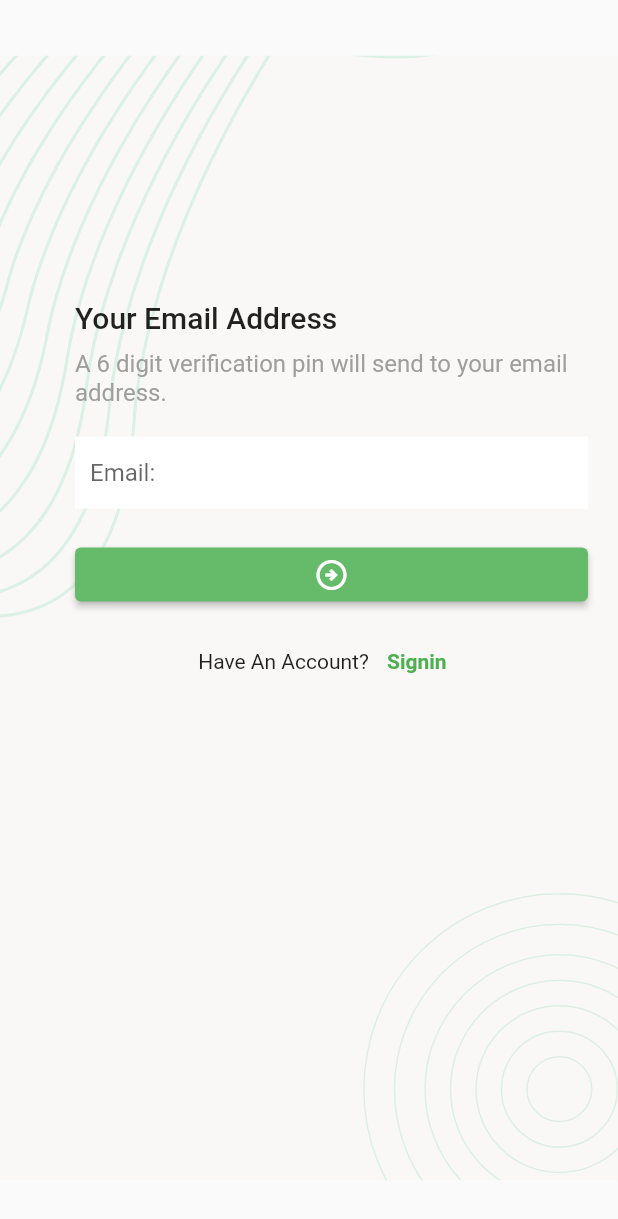
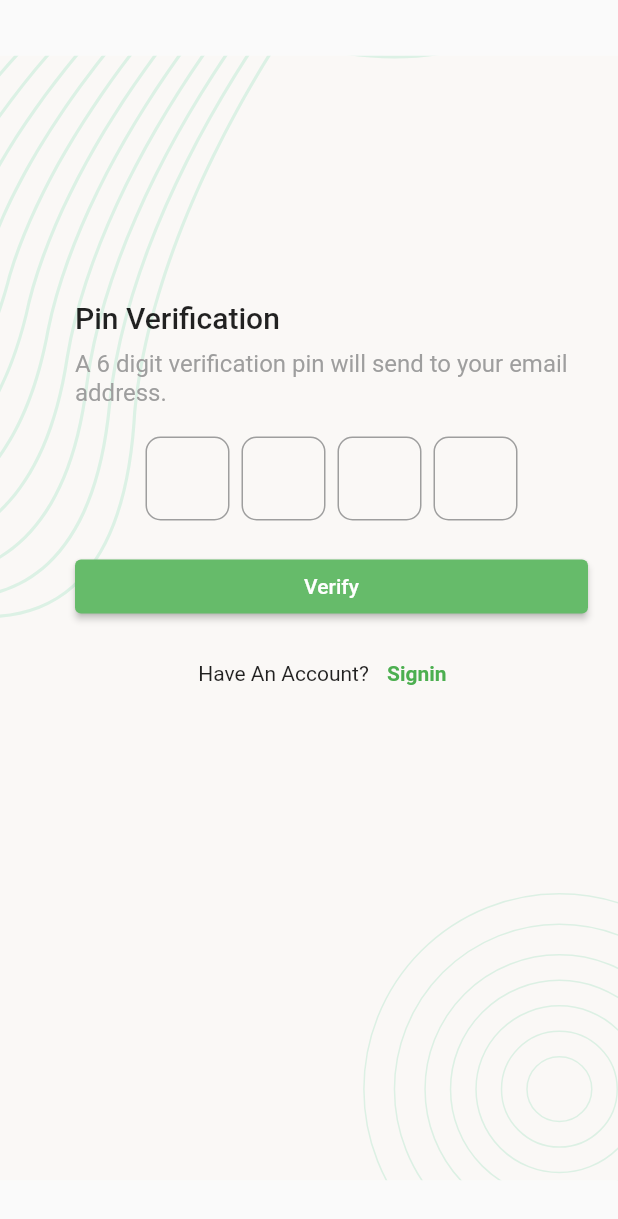
Before and after one commit to devruhulamin/task_manager_app_, a Flutter app: the screen it shows after launch, on a phone screen of 412 x 824 dp. Shown: the top 1219 px of the screen. Run offline on Flutter 3.47's test engine with Material 2 defaults, Android fonts, the phone set to English and light mode, and no system bars; drawn by our look-alikes of pinput; our stand-ins replace flutter_svg.

Commit message:
pin verification done

```diff
--- /dev/null
+++ b/lib/ui/screens/pin_verification_scree.dart
@@ -0,0 +1,118 @@
+import 'package:flutter/material.dart';
+import 'package:pinput/pinput.dart';
+import 'package:task_manager_app/ui/screens/login_screen.dart';
+import 'package:task_manager_app/ui/widgets/default_background.dart';
+
+class PinVerificationScreen extends StatelessWidget {
+  const PinVerificationScreen({super.key});
+
+  @override
+  Widget build(BuildContext context) {
+    return Scaffold(
+        resizeToAvoidBottomInset: false,
+        body: DefaultBackGround(
+          child: SafeArea(
+            child: Padding(
+                padding: const EdgeInsets.only(
+                    top: 200, left: 50, right: 20, bottom: 20),
+                child: SingleChildScrollView(
+                  child: Column(
+                      crossAxisAlignment: CrossAxisAlignment.start,
+                      children: [
+                        Text(
+                          "Pin Verification",
+                          style: Theme.of(context).textTheme.titleLarge,
+                        ),
+                        const SizedBox(
+                          height: 10,
+                        ),
+                        const Text(
+                          "A 6 digit verification pin will send to your email address.",
+                          style: TextStyle(color: Colors.grey, fontSize: 16),
+                        ),
+                        const SizedBox(
+                          height: 20,
+                        ),
+                        Center(
+                          child: Pinput(
+                            defaultPinTheme: defaultPinTheme,
+                            focusedPinTheme: focusedPinTheme,
+                            submittedPinTheme: submittedPinTheme,
+                            validator: (s) {
+                              return s == '2222' ? null : 'Pin is incorrect';
+                            },
+                            pinputAutovalidateMode:
+                                PinputAutovalidateMode.onSubmit,
+                            showCursor: true,
+                            onCompleted: (pin) => print(pin),
+                          ),
+                        ),
+                        const SizedBox(
+                          height: 20,
+                        ),
+                        SizedBox(
+                          width: double.infinity,
+                          child: ElevatedButton(
+                            onPressed: () {},
+                            child: const Text(
+                              "Verify",
+                              style: TextStyle(color: Colors.white),
+                            ),
+                          ),
+                        ),
+                        const SizedBox(height: 10),
+                        Center(
+                            child: Row(
+                          mainAxisAlignment: MainAxisAlignment.center,
+                          children: [
+                            const Text(
+                              "Have An Account?",
+                            ),
+                            TextButton(
+                                onPressed: () {
+                                  Navigator.pushAndRemoveUntil(
+                                      context,
+                                      MaterialPageRoute(
+                                        builder: (context) =>
+                                            const LoginScreen(),
+                                      ),
+                                      (route) => false);
+                                },
+                                child: const Text(
+                                  "Signin",
+                                  style: TextStyle(
+                                      color: Colors.green,
+                                      fontWeight: FontWeight.bold),
+                                ))
+                          ],
+                        )),
+                      ]),
+                )),
+          ),
+        ));
+  }
+}
+
+final defaultPinTheme = PinTheme(
+  width: 56,
+  height: 56,
+  textStyle: const TextStyle(
+      fontSize: 20,
+      color: Color.fromRGBO(30, 60, 87, 1),
+      fontWeight: FontWeight.w600),
+  decoration: BoxDecoration(
+    border: Border.all(color: Colors.grey),
+    borderRadius: BorderRadius.circular(10),
+  ),
+);
+
+final focusedPinTheme = defaultPinTheme.copyDecorationWith(
+  border: Border.all(color: Color.fromRGBO(114, 178, 238, 1)),
+  borderRadius: BorderRadius.circular(8),
+);
+
+final submittedPinTheme = defaultPinTheme.copyWith(
+  decoration: defaultPinTheme.decoration?.copyWith(
+    color: Color.fromRGBO(234, 239, 243, 1),
+  ),
+);
--- a/lib/ui/screens/splash_screen.dart
+++ b/lib/ui/screens/splash_screen.dart
@@ -3,6 +3,7 @@ import 'package:flutter_svg/svg.dart';
 import 'package:task_manager_app/ui/screens/forgot_password_screen.dart';
 import 'package:task_manager_app/ui/screens/home_screen.dart';
 import 'package:task_manager_app/ui/screens/login_screen.dart';
+import 'package:task_manager_app/ui/screens/pin_verification_scree.dart';
 import 'package:task_manager_app/ui/widgets/default_background.dart';
 
 class SplashScreen extends StatefulWidget {
@@ -40,7 +41,7 @@ void goToHome(BuildContext context) {
       Navigator.pushReplacement(
           context,
           MaterialPageRoute(
-            builder: (context) => const ForgotPasswordScreen(),
+            builder: (context) => const PinVerificationScreen(),
           ));
     },
   );
```
